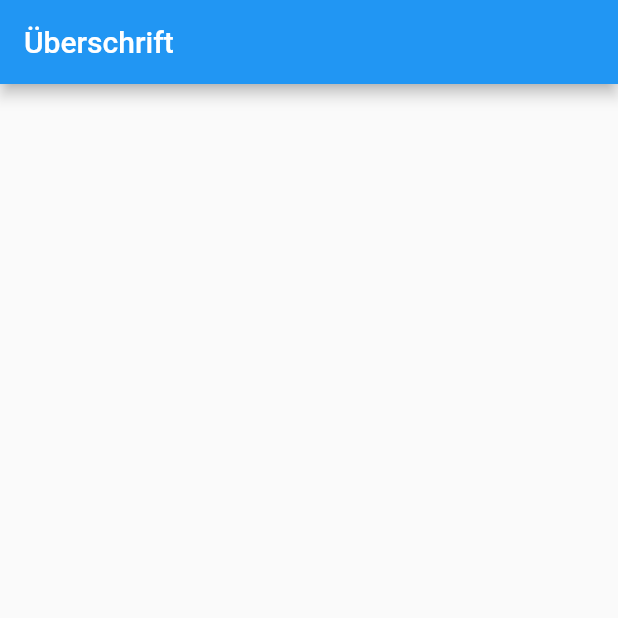
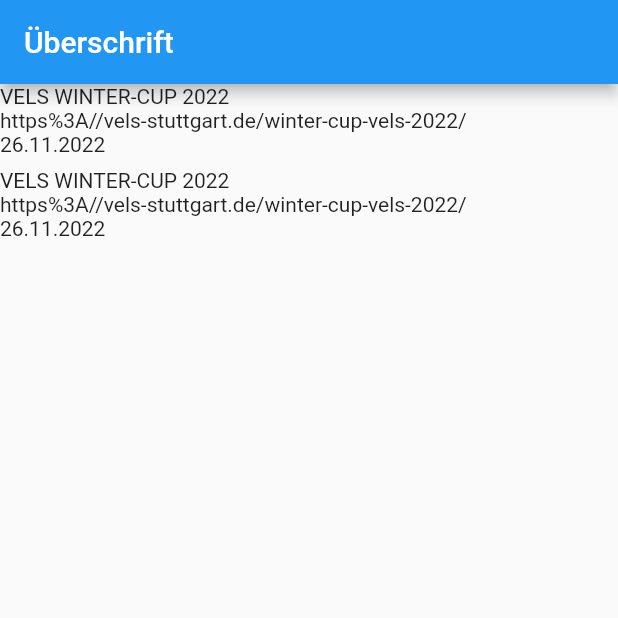
Before and after one commit to zindlsn/Climbing_Competition_Watcher, a Flutter app: the screen it shows after launch, on a phone screen of 412 x 824 dp, the top half of it. Run offline on Flutter 3.47's test engine with Material 2 defaults, Android fonts, the light colour scheme and no system bars.

Commit message:
First display competition data in listview

```diff
--- a/lib/main.dart
+++ b/lib/main.dart
@@ -1,8 +1,8 @@
-import 'package:climbing/view/overview.dart';
+import 'package:climbing/view/overview/overview_page.dart';
 import 'package:flutter/material.dart';
 import 'package:provider/provider.dart';
 
-import 'view/overview_view_model.dart';
+import 'view/overview/overview_view_model.dart';
 
 void main() {
   runApp(
--- a/lib/model/competition.dart
+++ b/lib/model/competition.dart
@@ -1,9 +1,14 @@
-import 'dart:html';
+import 'package:climbing/model/location.dart';
+import 'package:intl/intl.dart';
 
 class Competition {
+  String title;
+  Uri link;
   Location location;
   DateTime from;
   DateTime to;
 
-  Competition(this.location, this.from, this.to);
+  Competition(this.title, this.location, this.from, this.to, this.link);
+
+  getFromDate() => DateFormat('dd.MM.yyyy').format(from);
 }
--- a/lib/model/location.dart
+++ b/lib/model/location.dart
@@ -1,3 +1 @@
-class Location{
-
-}
+class Location {}
--- /dev/null
+++ b/lib/services.dart
@@ -0,0 +1,23 @@
+import 'package:climbing/model/competition.dart';
+import 'package:climbing/model/location.dart';
+
+class CompetitionService {
+  List<Competition> competitions = [];
+
+  CompetitionService() {
+    competitions = [
+      Competition(
+          'VELS WINTER-CUP 2022',
+          Location(),
+          DateTime(2022, 11, 26),
+          DateTime(2022, 12, 15),
+          Uri(path: 'https://vels-stuttgart.de/winter-cup-vels-2022/')),
+      Competition(
+          'VELS WINTER-CUP 2022',
+          Location(),
+          DateTime(2022, 11, 26),
+          DateTime(2022, 12, 15),
+          Uri(path: 'https://vels-stuttgart.de/winter-cup-vels-2022/')),
+    ];
+  }
+}
--- a/lib/view/overview.dart
+++ /dev/null
@@ -1,19 +0,0 @@
-import 'package:flutter/material.dart';
-
-class OverviewPage extends StatefulWidget {
-  const OverviewPage({Key? key}) : super(key: key);
-
-  @override
-  State<OverviewPage> createState() => _OverviewPageState();
-}
-
-class _OverviewPageState extends State<OverviewPage> {
-  @override
-  Widget build(BuildContext context) {
-    return Scaffold(
-        appBar: AppBar(
-          title: Text("Überschrift"),
-        ),
-        body: ListView());
-  }
-}
--- /dev/null
+++ b/lib/view/overview/overview_page.dart
@@ -0,0 +1,62 @@
+import 'dart:io';
+
+import 'package:climbing/model/competition.dart';
+import 'package:climbing/view/overview/overview_view_model.dart';
+import 'package:flutter/material.dart';
+import 'package:provider/provider.dart';
+
+class OverviewPage extends StatefulWidget {
+  const OverviewPage({Key? key}) : super(key: key);
+
+  @override
+  State<OverviewPage> createState() => _OverviewPageState();
+}
+
+class _OverviewPageState extends State<OverviewPage> {
+  @override
+  Widget build(BuildContext context) {
+    return Scaffold(
+        appBar: AppBar(
+          title: Text("Überschrift"),
+        ),
+        body: Consumer<OverviewViewModel>(builder: (context, model, child) {
+          return ListView.builder(
+            itemCount: model.items.length,
+            prototypeItem: ListTile(
+              title: Text(model.items.first.title),
+            ),
+            itemBuilder: (context, index) {
+              return _CompetitionCard(index);
+            },
+          );
+        }));
+  }
+}
+
+class _CompetitionCard extends StatelessWidget {
+  int index;
+
+  _CompetitionCard(this.index);
+
+  @override
+  Widget build(BuildContext context) {
+    Competition item = context.select<OverviewViewModel, Competition>(
+      // Here, we are only interested in the item at [index]. We don't care
+      // about any other change.
+      (competitions) => competitions.getByPosition(index),
+    );
+    var textTheme = Theme.of(context).textTheme.titleLarge;
+
+    return Expanded(
+      child: Column(
+        mainAxisAlignment: MainAxisAlignment.start,
+        crossAxisAlignment: CrossAxisAlignment.start,
+        children: [
+          Text(item.title),
+          Text(item.link.toString()),
+          Text(item.getFromDate()),
+        ],
+      ),
+    );
+  }
+}
--- a/lib/view/overview_view_model.dart
+++ b/lib/view/overview/overview_view_model.dart
@@ -1,11 +1,18 @@
 import 'dart:collection';
 
 import 'package:climbing/model/competition.dart';
+import 'package:climbing/services.dart';
 import 'package:flutter/material.dart';
 
 class OverviewViewModel extends ChangeNotifier {
   /// Internal, private state of the cart.
   final List<Competition> _items = [];
+
+  CompetitionService competitionService = CompetitionService();
+
+  OverviewViewModel() {
+    _items.addAll(competitionService.competitions);
+  }
 
   /// An unmodifiable view of the items in the cart.
   UnmodifiableListView<Competition> get items => UnmodifiableListView(_items);
@@ -27,4 +34,8 @@
     // This call tells the widgets that are listening to this model to rebuild.
     notifyListeners();
   }
+
+  Competition getByPosition(int index) {
+    return _items[index];
+  }
 }
--- a/pubspec.yaml
+++ b/pubspec.yaml
@@ -31,6 +31,8 @@
   flutter:
     sdk: flutter
   provider: ^6.0.4
+  intl: ^0.17.0
+  url_launcher: ^6.1.7
 
   # The following adds the Cupertino Icons font to your application.
   # Use with the CupertinoIcons class for iOS style icons.
```
